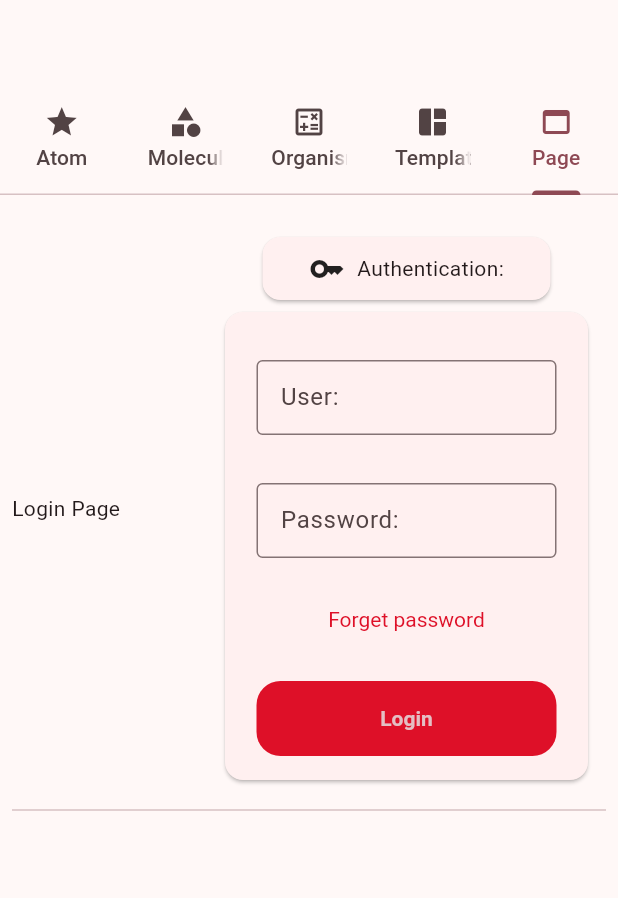
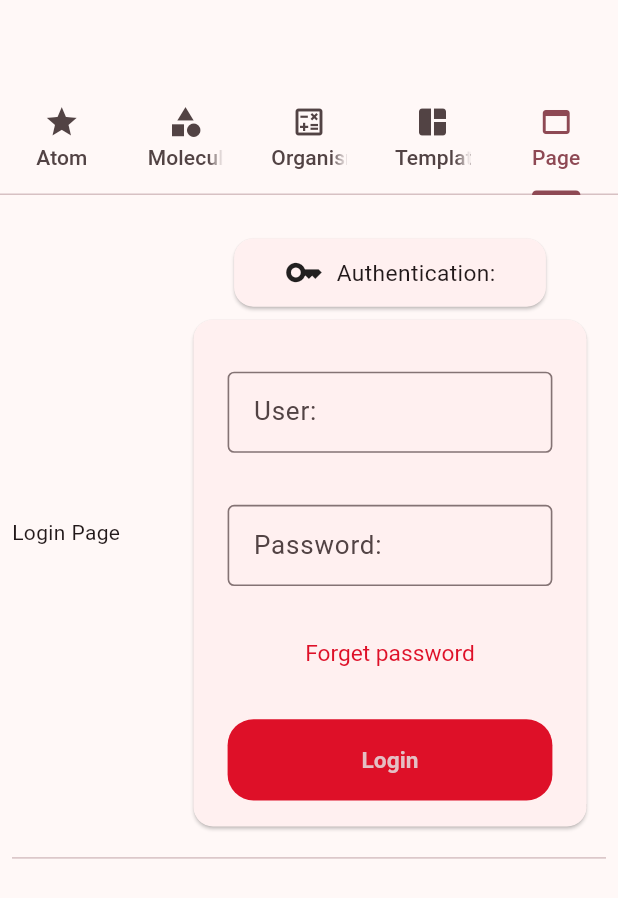
Before and after one commit to Javierenrique00/retoflutter_fase4, a Flutter app: the screen it shows after launch, tab 5 chosen, on a phone screen of 412 x 824 dp. Shown: the top 898 px of the screen. Run offline on Flutter 3.47's test engine with Material 3 defaults, Android fonts, the phone set to English and light mode, and no system bars.

Commit message:
Fixed overflow, minor reordering code

```diff
--- a/atomicdesign/lib/ui/atom/edit_field_atom/edit_field_atom.dart
+++ b/atomicdesign/lib/ui/atom/edit_field_atom/edit_field_atom.dart
@@ -4,10 +4,6 @@ import 'package:flutter/material.dart';
 import 'package:flutter/services.dart';
 
 class EditFieldAtom extends StatefulWidget {
-  final Function (String) onChanged;
-  final String name;
-  final String strValue;
-  final EditFieldInputType type;
 
   /// ## EditFieldAtom
   ///
@@ -25,6 +21,11 @@ class EditFieldAtom extends StatefulWidget {
   ///
   /// For more information see Widget EditField
   const EditFieldAtom({required this.name,required this.strValue,required this.type,required this.onChanged, super.key});
+
+  final Function (String) onChanged;
+  final String name;
+  final String strValue;
+  final EditFieldInputType type;
 
   @override
   State<EditFieldAtom> createState() => _EditFieldAtomState();
--- a/atomicdesign/lib/ui/atom/text_button_atom.dart
+++ b/atomicdesign/lib/ui/atom/text_button_atom.dart
@@ -1,8 +1,6 @@
 import 'package:flutter/material.dart';
 
 class TextButtonAtom extends StatelessWidget {
-  final Function() onPressedButton;
-  final String textButton;
 
   /// ## TextButtonAtom
   ///
@@ -11,6 +9,9 @@ class TextButtonAtom extends StatelessWidget {
   /// Require only a Text and function that is executed when button is pushed.
   const TextButtonAtom(
       {required this.textButton, required this.onPressedButton, super.key});
+
+  final Function() onPressedButton;
+  final String textButton;
 
   @override
   Widget build(BuildContext context) {
--- a/atomicdesign/lib/ui/atom/text_button_wo_background_atom.dart
+++ b/atomicdesign/lib/ui/atom/text_button_wo_background_atom.dart
@@ -2,8 +2,6 @@ import 'package:atomicdesign/ui/foundation/theme_foundation.dart';
 import 'package:flutter/material.dart';
 
 class TextButtonWoBackgroundAtom extends StatelessWidget {
-  final Function() onPressedButton;
-  final String textButton;
 
   /// ## TextButtonWoBackgroundAtom
   ///
@@ -12,6 +10,10 @@ class TextButtonWoBackgroundAtom extends StatelessWidget {
   /// Require only a Text and function that is executed when button is pushed.
   const TextButtonWoBackgroundAtom(
       {required this.textButton, required this.onPressedButton, super.key});
+
+
+  final Function() onPressedButton;
+  final String textButton;
 
   @override
   Widget build(BuildContext context) {
--- a/atomicdesign/lib/ui/foundation/size_foundation.dart
+++ b/atomicdesign/lib/ui/foundation/size_foundation.dart
@@ -20,5 +20,7 @@ abstract class SizeFoundation {
   static const basictemplateInsetBorder = SizesToken.s8x1;
 
   static const showcaseTemplateSpacer = SizesToken.s8x1;
+  static const showcaseTemplaTextWeight = 3;
+  static const showcaseTemplaWidgetWeight = 8;
 
 }
--- a/atomicdesign/lib/ui/foundation/theme_foundation.dart
+++ b/atomicdesign/lib/ui/foundation/theme_foundation.dart
@@ -33,7 +33,6 @@ final textButtonWithBackgroundTheme = TextButtonThemeData(
 
 final textButtonWithoutBackgroundTheme = TextButtonThemeData(
   style: ButtonStyle(
-    //backgroundColor: MaterialStateProperty.all(ColorsToken.black01),
     textStyle: MaterialStateProperty.all(
       const TextStyle(fontWeight: FontWeight.normal),
     ),
--- a/atomicdesign/lib/ui/molecule/card_tile_molecule.dart
+++ b/atomicdesign/lib/ui/molecule/card_tile_molecule.dart
@@ -2,13 +2,13 @@ import 'package:atomicdesign/ui/foundation/size_foundation.dart';
 import 'package:flutter/material.dart';
 
 class CardTileMolecule extends StatelessWidget {
-  final String title;
-  final Icon icon;
 
   /// ## CardTileMolecule
   ///
   /// Small card that has an Icon and a text by to side.
   const CardTileMolecule({required this.title,required this.icon ,super.key});
+  final String title;
+  final Icon icon;
 
   @override
   Widget build(BuildContext context) {
--- a/atomicdesign/lib/ui/template/basic_template.dart
+++ b/atomicdesign/lib/ui/template/basic_template.dart
@@ -2,8 +2,6 @@ import 'package:atomicdesign/ui/foundation/size_foundation.dart';
 import 'package:flutter/material.dart';
 
 class BasicTemplate extends StatelessWidget {
-  final Widget mainContent;
-  final Widget stateContent;
 
   /// ## BasicTemplate
   ///
@@ -12,8 +10,10 @@ class BasicTemplate extends StatelessWidget {
   /// mainContent is used for displaying information, and stateContent is for complementary data at the top.
   ///
   /// This template can use for example a Title as stateContent, and mainContent can use all data for example a Productlist.
-  const BasicTemplate(
-      {required this.mainContent, required this.stateContent, super.key});
+  const BasicTemplate({required this.mainContent, required this.stateContent, super.key});
+
+  final Widget mainContent;
+  final Widget stateContent;
 
   @override
   Widget build(BuildContext context) {
--- a/atomicdesign/lib/ui/template/showcase_template.dart
+++ b/atomicdesign/lib/ui/template/showcase_template.dart
@@ -2,15 +2,19 @@ import 'package:atomicdesign/ui/foundation/size_foundation.dart';
 import 'package:flutter/material.dart';
 
 class ShowcaseTemplate extends StatelessWidget {
-  final List<Map<String, Widget>> widgetList;
-
   /// ## ShowcaseTemplate
   ///
   /// Is used in the Showcase example app for displaying all the atomic design components of the package.
   const ShowcaseTemplate({required this.widgetList, super.key});
 
+  final List<Map<String, Widget>> widgetList;
+
   @override
   Widget build(BuildContext context) {
+    final width = MediaQuery.of(context).size.width;
+    final totalUnity = (width - 2 * SizeFoundation.showcaseTemplateSpacer)/(SizeFoundation.showcaseTemplaTextWeight + SizeFoundation.showcaseTemplaWidgetWeight);
+    final textWidth = SizeFoundation.showcaseTemplaTextWeight * totalUnity ;
+    final widgetWidth =  SizeFoundation.showcaseTemplaWidgetWeight * totalUnity ;
     return Container(
       padding: const EdgeInsets.all(SizeFoundation.showcaseTemplateSpacer),
       child: ListView.builder(
@@ -23,10 +27,17 @@ class ShowcaseTemplate extends StatelessWidget {
               Row(
                 mainAxisAlignment: MainAxisAlignment.spaceBetween,
                 children: [
-                  Text(widgetList[index].entries.first.key),
-                  Container(
-                    alignment: Alignment.centerRight,
-                    child: widgetList[index].entries.first.value,
+                  SizedBox(
+                    width: textWidth,
+                    child: Text(widgetList[index].entries.first.key),
+                  ),
+                  SizedBox(
+                    width: widgetWidth,
+                    child: FittedBox(
+                      fit: BoxFit.fitWidth,
+                      alignment: Alignment.centerRight,
+                      child: widgetList[index].entries.first.value,
+                    ),
                   ),
                 ],
               ),
--- a/atomicdesign/pubspec.yaml
+++ b/atomicdesign/pubspec.yaml
@@ -1,7 +1,7 @@
 name: atomicdesign
-description: "A new Flutter package project."
-version: 1.0.0
-homepage:
+description: "Package with graphical elements for a Store project"
+version: 1.0.1
+homepage: https://github.com/Javierenrique00/retoflutter_fase4/tree/main/atomicdesign
 
 environment:
   sdk: '>=3.3.1 <4.0.0'
```
Also changed, not shown: 2 other files.
